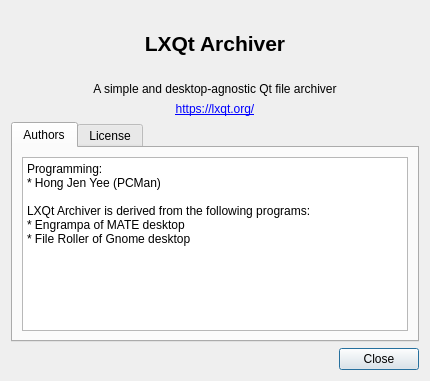
First picture: the form in src/about.ui, repository lxqt/lxqt-archiver, before the edit.
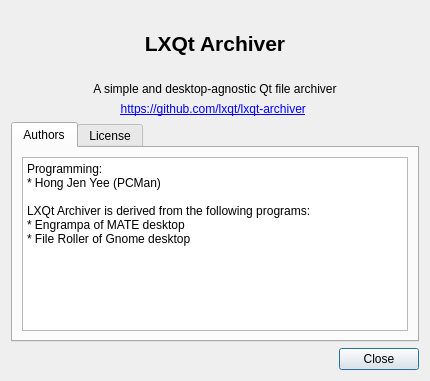
Second picture: the form after the edit. Icons and pictures are not drawn.

Commit message:
Fixed the link in About dialog
The link wasn't clickable and had a hard-coded style.

Closes https://github.com/lxqt/lxqt-archiver/issues/296

The edit to the form file:
```diff
--- a/src/about.ui
+++ b/src/about.ui
@@ -64,7 +64,8 @@
    <item>
     <widget class="QLabel" name="label_3">
      <property name="text">
-      <string>&lt;html&gt;&lt;head/&gt;&lt;body&gt;&lt;p&gt;&lt;a href=&quot;https://lxqt.org/&quot;&gt;&lt;span style=&quot; text-decoration: underline; color:#0000ff;&quot;&gt;https://lxqt.org/&lt;/span&gt;&lt;/a&gt;&lt;/p&gt;&lt;/body&gt;&lt;/html&gt;</string>
+      <string>&lt;html&gt;&lt;head/&gt;&lt;body&gt;&lt;p&gt;&lt;a href=&quot;https://github.com/lxqt/lxqt-archiver&quot;&gt;https://github.com/lxqt/lxqt-archiver&lt;/span&gt;&lt;/a&gt;&lt;/p&gt;&lt;/body&gt;&lt;/html&gt;
+</string>
      </property>
      <property name="textFormat">
       <enum>Qt::RichText</enum>
```
Left out of the diff: 3 changed lines with no effect on the pictures.
